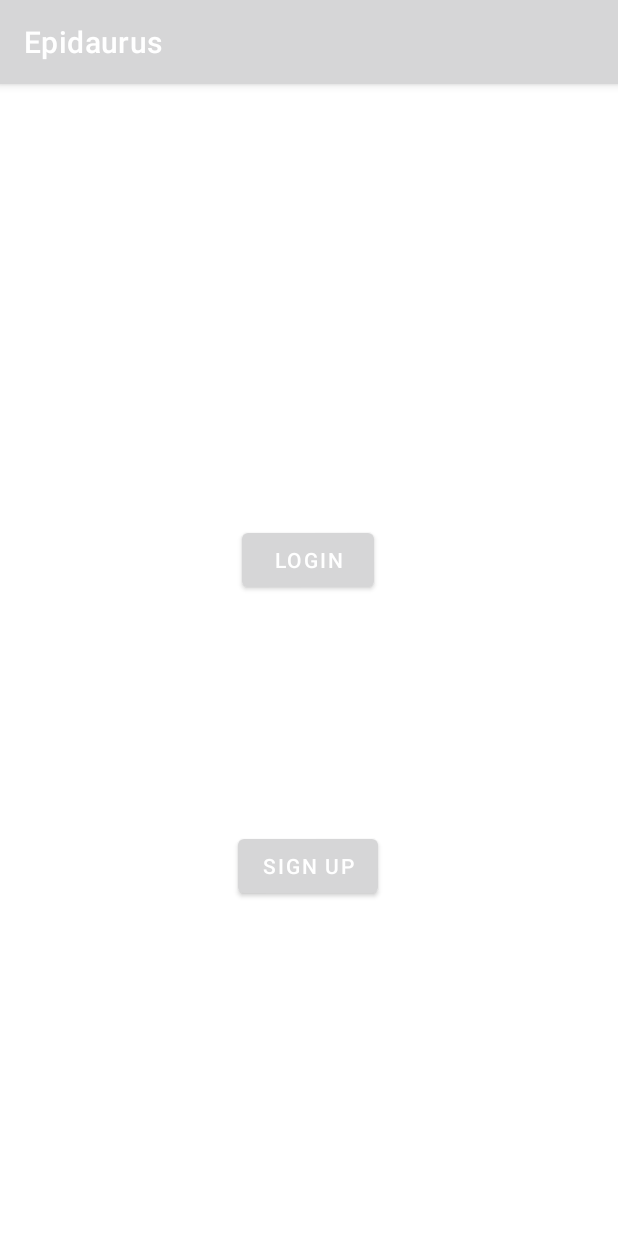
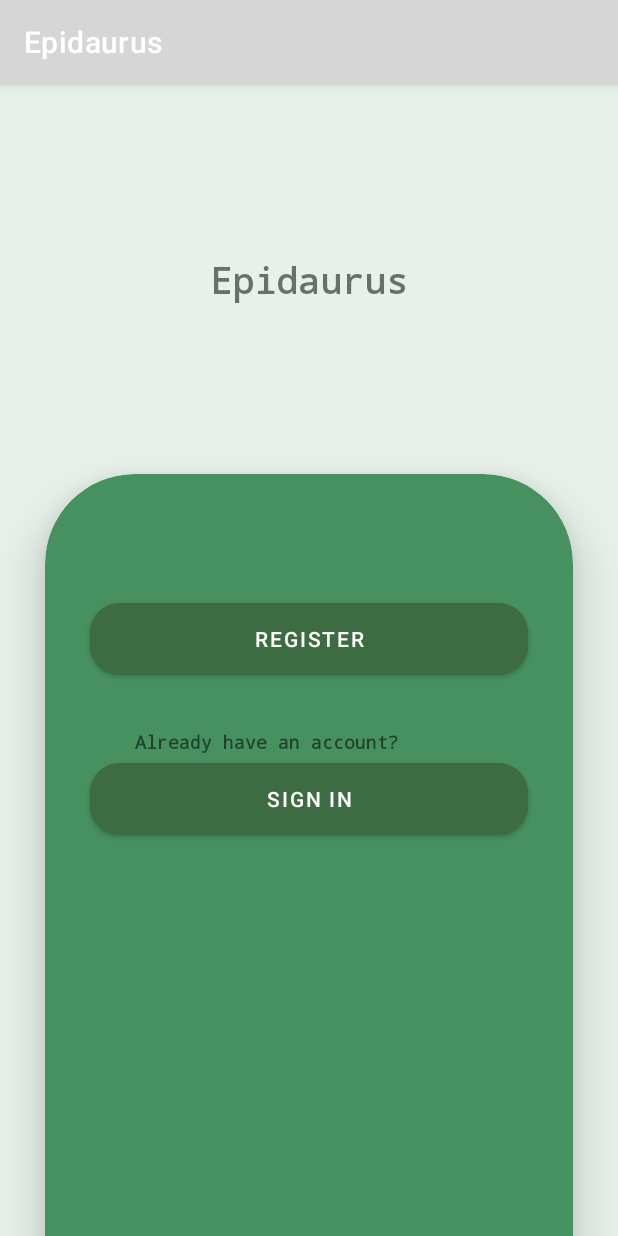
Before and after one commit to salhanyf/Epidaurus_MA, an Android app: the screen it shows after launch (MainActivity), on a phone screen of 412 x 824 dp. Run offline under Robolectric (Android 15) with nearby library versions, the phone set to English and light mode, and no system bars.

Commit message:
Welcome activity layout done closes #4

```diff
--- a/app/src/main/res/drawable/card_view_boarder.xml
+++ b/app/src/main/res/drawable/card_view_boarder.xml
@@ -1,10 +1,12 @@
 <?xml version="1.0" encoding="utf-8"?>
-<shape xmlns:android="http://schemas.android.com/apk/res/android"
+<shape
+    xmlns:android="http://schemas.android.com/apk/res/android"
     android:shape="rectangle"
     android:background="@color/dark_green">
 
     <stroke
-        android:width="1dp" />
+        android:width="2dp"
+        android:color="@color/medium_green"/>
     <corners
         android:radius="40dp"/>
 </shape>
--- a/app/src/main/res/layout/activity_main.xml
+++ b/app/src/main/res/layout/activity_main.xml
@@ -1,34 +1,93 @@
 <?xml version="1.0" encoding="utf-8"?>
-<androidx.constraintlayout.widget.ConstraintLayout xmlns:android="http://schemas.android.com/apk/res/android"
+<androidx.constraintlayout.widget.ConstraintLayout
+    xmlns:android="http://schemas.android.com/apk/res/android"
     xmlns:app="http://schemas.android.com/apk/res-auto"
     xmlns:tools="http://schemas.android.com/tools"
     android:layout_width="match_parent"
     android:layout_height="match_parent"
-    tools:context=".MainActivity"
-    tools:layout_editor_absoluteX="0dp"
-    tools:layout_editor_absoluteY="130dp">
+    android:background="@color/light_green"
+    tools:context=".MainActivity" >
 
-    <Button
-        android:id="@+id/loginBtn"
-        android:layout_width="wrap_content"
+    <TextView
+        android:id="@+id/WelcomeText"
+        android:layout_width="match_parent"
         android:layout_height="wrap_content"
-        android:text="Login"
-        app:layout_constraintBottom_toTopOf="@+id/signupBtn"
+        android:layout_gravity="center"
+        android:fontFamily="monospace"
+        android:text="@string/app_name"
+        android:textAlignment="center"
+        android:textSize="24sp"
+        android:textStyle="bold"
+        app:layout_constraintBottom_toTopOf="@+id/cardView"
         app:layout_constraintEnd_toEndOf="parent"
-        app:layout_constraintHorizontal_bias="0.498"
         app:layout_constraintStart_toStartOf="parent"
-        app:layout_constraintTop_toTopOf="parent"
-        app:layout_constraintVertical_bias="0.653" />
+        app:layout_constraintTop_toTopOf="parent" />
 
-    <Button
-        android:id="@+id/signupBtn"
-        android:layout_width="wrap_content"
-        android:layout_height="wrap_content"
-        android:text="Sign Up"
+    <androidx.cardview.widget.CardView
+        android:id="@+id/cardView"
+        android:layout_width="match_parent"
+        android:layout_height="match_parent"
+        android:layout_marginTop="260dp"
+        android:layout_marginStart="30dp"
+        android:layout_marginEnd="30dp"
+        android:layout_marginBottom="-60dp"
+        android:background="@drawable/card_view_boarder"
+        app:cardBackgroundColor="@color/medium_green"
+        app:cardCornerRadius="60dp"
+        app:cardElevation="20dp"
+        app:cardPreventCornerOverlap="false"
         app:layout_constraintBottom_toBottomOf="parent"
         app:layout_constraintEnd_toEndOf="parent"
-        app:layout_constraintHorizontal_bias="0.498"
         app:layout_constraintStart_toStartOf="parent"
-        app:layout_constraintTop_toTopOf="parent"
-        app:layout_constraintVertical_bias="0.691" />
+        app:layout_constraintTop_toTopOf="parent" >
+
+        <LinearLayout
+            android:layout_width="match_parent"
+            android:layout_height="match_parent"
+            android:orientation="vertical" >
+
+            <Button
+                android:id="@+id/SignUpBtn"
+                android:layout_width="match_parent"
+                android:layout_height="60dp"
+                android:layout_marginStart="30dp"
+                android:layout_marginEnd="30dp"
+                android:layout_marginTop="80dp"
+                android:backgroundTint="@color/dark_green"
+                android:text="@string/Register"
+                android:textColor="@color/button_text_color"
+                android:textSize="14sp"
+                android:layout_gravity="center"
+                android:elevation="20dp"
+                app:cornerRadius="20dp" />
+
+            <TextView
+                android:id="@+id/LoginText"
+                android:layout_width="wrap_content"
+                android:layout_height="wrap_content"
+                android:layout_marginStart="60dp"
+                android:layout_marginTop="30dp"
+                android:fontFamily="monospace"
+                android:textStyle="bold"
+                android:text="@string/already_have_an_account"
+                android:textSize="12sp" />
+
+            <Button
+                android:id="@+id/SignInBtn"
+                android:layout_width="match_parent"
+                android:layout_height="60dp"
+                android:layout_marginStart="30dp"
+                android:layout_marginEnd="30dp"
+                android:backgroundTint="@color/dark_green"
+                android:text="@string/sign_in"
+                android:textColor="@color/button_text_color"
+                android:textSize="14sp"
+                android:layout_gravity="center"
+                android:elevation="20dp"
+                app:cornerRadius="20dp" />
+
+        </LinearLayout>
+
+    </androidx.cardview.widget.CardView>
+
 </androidx.constraintlayout.widget.ConstraintLayout>
--- a/app/src/main/res/values/strings.xml
+++ b/app/src/main/res/values/strings.xml
@@ -2,6 +2,7 @@
     <string name="app_name">Epidaurus</string>
 
     <!-- Welcome activity -->
+    <string name="Register">Register</string>
 
     <!-- Sign Up/Sign In activity -->
     <string name="sign_up">Sign Up</string>
@@ -15,5 +16,6 @@
     <string name="role_id">Role ID</string>
     <string name="date_of_birth">Date of Birth</string>
     <string name="create_an_account">CREATE AN ACCOUNT</string>
+    <string name="already_have_an_account">Already have an account?</string>
 
 </resources>
```
